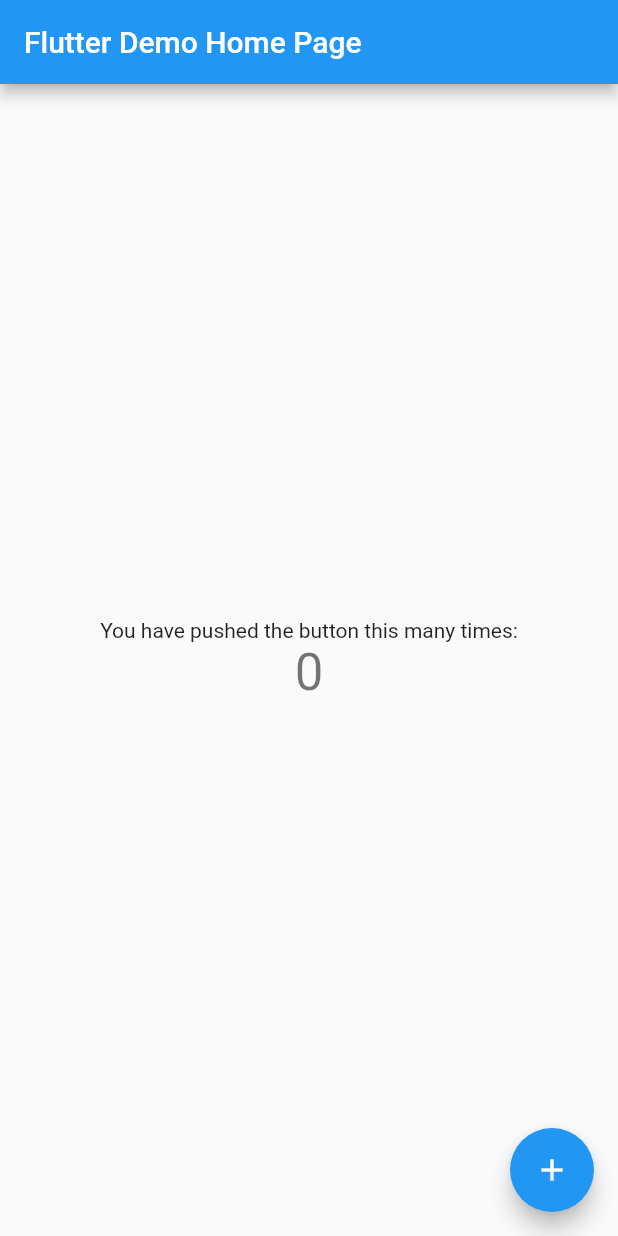
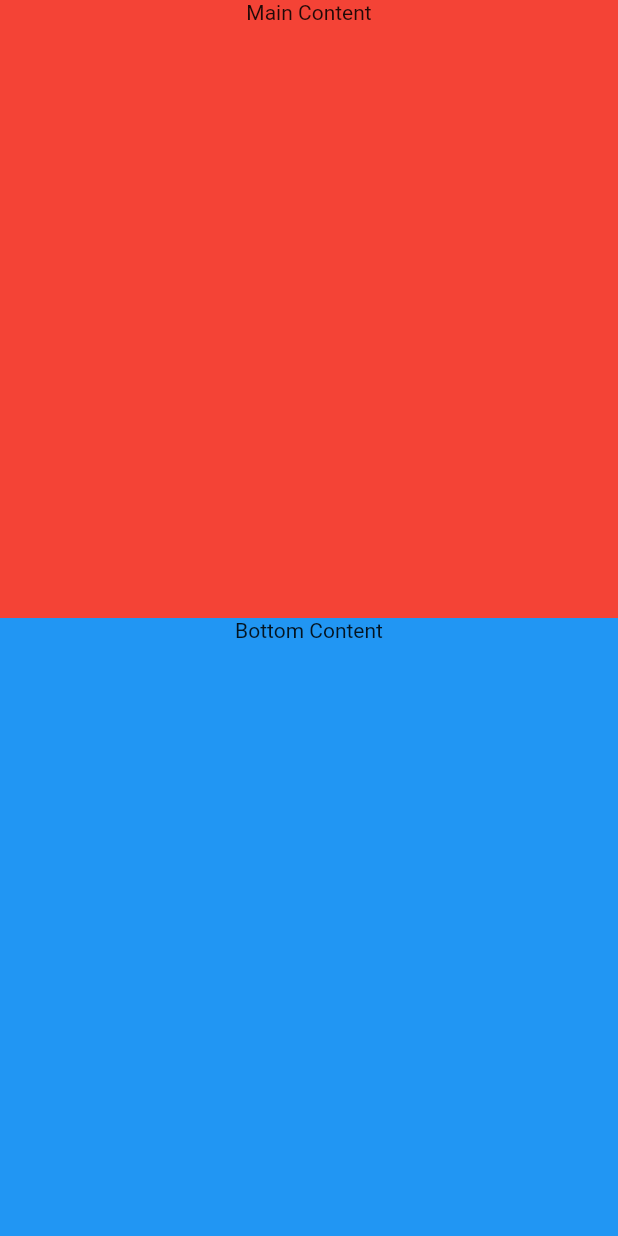
Before and after one commit to impaulb/inrix-hack, a Flutter app: the screen it shows after launch, on a phone screen of 412 x 824 dp. Run offline on Flutter 3.47's test engine with Material 2 defaults, Android fonts, the phone set to English and light mode, and no system bars.

Commit message:
Basic framework

```diff
--- a/inrix/lib/main.dart
+++ b/inrix/lib/main.dart
@@ -1,4 +1,5 @@
 import 'package:flutter/material.dart';
+import 'package:flutter/rendering.dart';
 
 void main() {
   runApp(const MyApp());
@@ -41,28 +42,38 @@
   @override
   Widget build(BuildContext context) {
     return Scaffold(
-      appBar: AppBar(
-        title: Text(widget.title),
-      ),
-      body: Center(
+      backgroundColor: const Color(0xFF222222),
+      body: SafeArea(
         child: Column(
-          mainAxisAlignment: MainAxisAlignment.center,
-          children: <Widget>[
-            const Text(
-              'You have pushed the button this many times:',
+          mainAxisAlignment: MainAxisAlignment.spaceBetween,
+          crossAxisAlignment: CrossAxisAlignment.stretch,
+          children: [
+            Expanded(
+              child: Container(
+                color: Colors.red,
+                child: Column(
+                  //MAP AND SUCH
+                  children: const <Widget>[
+                    Text('Main Content', textAlign: TextAlign.center),
+                  ],
+                ),
+              ),
             ),
-            Text(
-              '$_counter',
-              style: Theme.of(context).textTheme.headline4,
+            Expanded(
+              child: Container(
+                constraints: const BoxConstraints(maxWidth: 1000),
+                color: Colors.blue,
+                child: Column(
+                  // BOTTOM INFO
+                  children: const <Widget>[
+                    Text('Bottom Content', textAlign: TextAlign.center),
+                  ],
+                ),
+              ),
             ),
           ],
         ),
       ),
-      floatingActionButton: FloatingActionButton(
-        onPressed: _incrementCounter,
-        tooltip: 'Increment',
-        child: const Icon(Icons.add),
-      ),
     );
   }
 }
```
